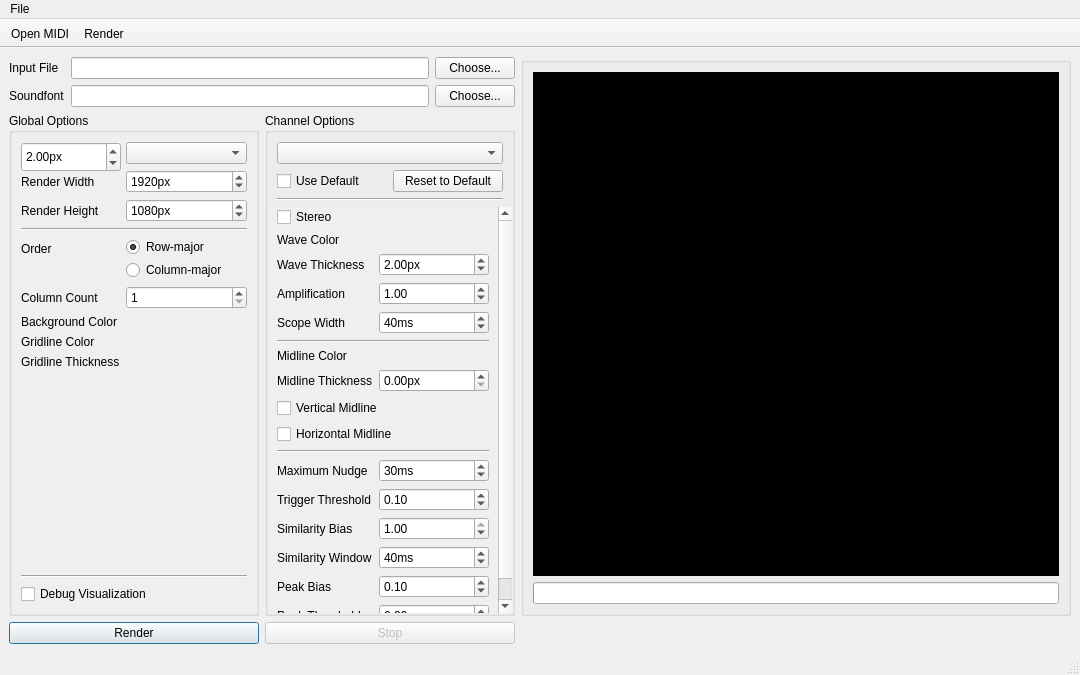
Old version of the form mainwindow.ui in the repository Robert-Furth/Osmium.
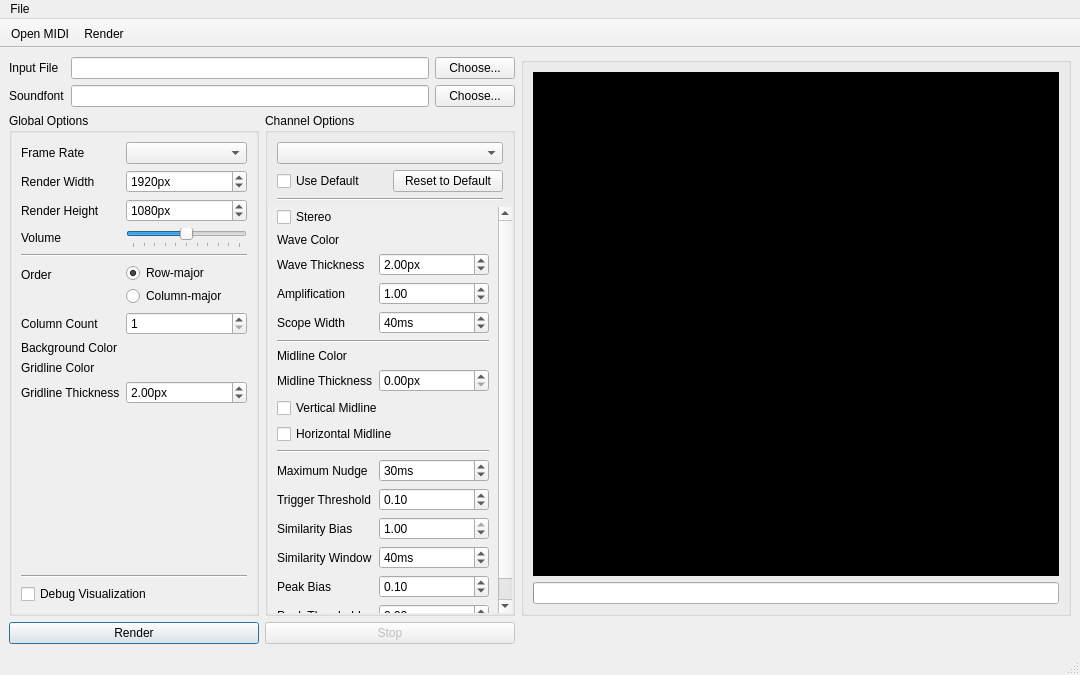
New version of the form. Icons and pictures are not drawn. Custom widgets are drawn as their Qt base class.

Commit message: Add "labeled slider" control

Diff of the .ui file:
```diff
--- a/mainwindow.ui
+++ b/mainwindow.ui
@@ -77,8 +77,8 @@
            <rect>
             <x>0</x>
             <y>0</y>
-            <width>272</width>
-            <height>437</height>
+            <width>244</width>
+            <height>468</height>
            </rect>
           </property>
           <layout class="QVBoxLayout" name="verticalLayout_5">
@@ -166,21 +166,21 @@
                 </property>
                </widget>
               </item>
-              <item row="3" column="0" colspan="2">
+              <item row="4" column="0" colspan="2">
                <widget class="Line" name="line_4">
                 <property name="orientation">
                  <enum>Qt::Orientation::Horizontal</enum>
                 </property>
                </widget>
               </item>
-              <item row="4" column="0">
+              <item row="5" column="0">
                <widget class="QLabel" name="label_6">
                 <property name="text">
                  <string>Order</string>
                 </property>
                </widget>
               </item>
-              <item row="4" column="1">
+              <item row="5" column="1">
                <widget class="QWidget" name="widget_2" native="true">
                 <layout class="QVBoxLayout" name="verticalLayout_2">
                  <property name="spacing">
@@ -224,7 +224,7 @@
                 </layout>
                </widget>
               </item>
-              <item row="5" column="0">
+              <item row="6" column="0">
                <widget class="QLabel" name="lbRowColCount">
                 <property name="text">
                  <string>Column Count</string>
@@ -234,14 +234,14 @@
                 </property>
                </widget>
               </item>
-              <item row="5" column="1">
+              <item row="6" column="1">
                <widget class="QSpinBox" name="sbRowColCount">
                 <property name="minimum">
                  <number>1</number>
                 </property>
                </widget>
               </item>
-              <item row="6" column="0">
+              <item row="7" column="0">
                <widget class="QLabel" name="label_16">
                 <property name="text">
                  <string>Background Color</string>
@@ -265,7 +265,7 @@
                 </property>
                </widget>
               </item>
-              <item row="7" column="0">
+              <item row="8" column="0">
                <widget class="QLabel" name="label_17">
                 <property name="text">
                  <string>Gridline Color</string>
@@ -286,14 +286,14 @@
                 </property>
                </widget>
               </item>
-              <item row="8" column="0">
+              <item row="9" column="0">
                <widget class="QLabel" name="label_20">
                 <property name="text">
                  <string>Gridline Thickness</string>
                 </property>
                </widget>
               </item>
-              <item row="8" column="1">
+              <item row="9" column="1">
                <widget class="QDoubleSpinBox" name="dsbGridlineThickness">
                 <property name="suffix">
                  <string>px</string>
@@ -306,6 +306,38 @@
                 </property>
                </widget>
               </item>
+              <item row="3" column="0">
+               <widget class="QLabel" name="label_4">
+                <property name="text">
+                 <string>Volume</string>
+                </property>
+               </widget>
+              </item>
+              <item row="3" column="1">
+               <widget class="controls::LabeledSlider" name="horizontalSlider">
+                <property name="maximum">
+                 <number>200</number>
+                </property>
+                <property name="value">
+                 <number>100</number>
+                </property>
+                <property name="orientation">
+                 <enum>Qt::Orientation::Horizontal</enum>
+                </property>
+                <property name="tickPosition">
+                 <enum>QSlider::TickPosition::TicksBelow</enum>
+                </property>
+                <property name="tickInterval">
+                 <number>20</number>
+                </property>
+                <property name="labelFormat" stdset="0">
+                 <string>%v%</string>
+                </property>
+                <property name="labelAlignment" stdset="0">
+                 <number>2</number>
+                </property>
+               </widget>
+              </item>
              </layout>
             </widget>
            </item>
@@ -939,6 +971,11 @@
     <signal>valueChanged(QColor)</signal>
    </slots>
   </customwidget>
+  <customwidget>
+   <class>controls::LabeledSlider</class>
+   <extends>QSlider</extends>
+   <header>labeledslider.h</header>
+  </customwidget>
  </customwidgets>
  <tabstops>
   <tabstop>leInputFile</tabstop>
```
Left out of the diff: 8 changed lines with no effect on the pictures. The commit also changes 3 other files.
